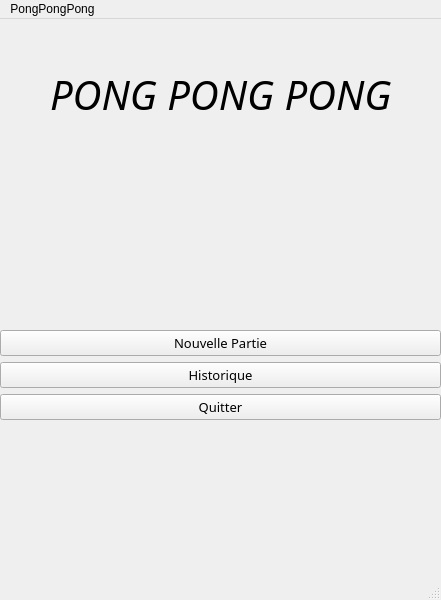
Old version of the form mainwindow.ui in the repository arcreane/c-pongpongpong.
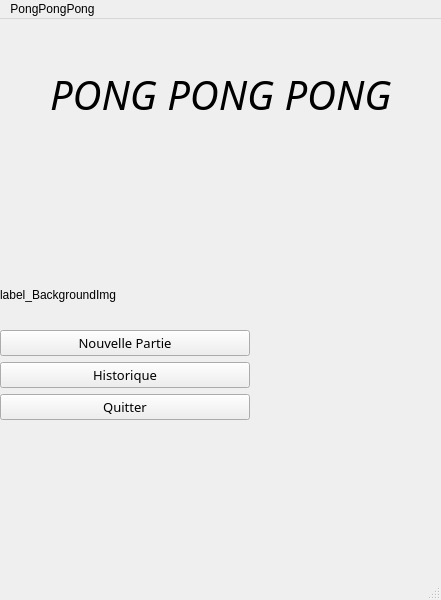
New version of the form.

Commit message: Added image background menu

```diff
--- a/mainwindow.ui
+++ b/mainwindow.ui
@@ -13,6 +13,9 @@
   <property name="windowTitle">
    <string>MainWindow</string>
   </property>
+  <property name="layoutDirection">
+   <enum>Qt::LeftToRight</enum>
+  </property>
   <widget class="QWidget" name="centralwidget">
    <widget class="QWidget" name="horizontalLayoutWidget">
     <property name="geometry">
@@ -90,20 +93,47 @@
       </spacer>
      </item>
      <item>
-      <widget class="QPushButton" name="pushButton">
+      <widget class="QPushButton" name="btn_newGame">
+       <property name="minimumSize">
+        <size>
+         <width>250</width>
+         <height>0</height>
+        </size>
+       </property>
+       <property name="maximumSize">
+        <size>
+         <width>250</width>
+         <height>16777215</height>
+        </size>
+       </property>
        <property name="font">
         <font>
          <family>Poppins</family>
          <pointsize>10</pointsize>
         </font>
        </property>
+       <property name="layoutDirection">
+        <enum>Qt::LeftToRight</enum>
+       </property>
        <property name="text">
         <string>Nouvelle Partie</string>
        </property>
       </widget>
      </item>
      <item>
-      <widget class="QPushButton" name="pushButton_6">
+      <widget class="QPushButton" name="btn_historic">
+       <property name="minimumSize">
+        <size>
+         <width>250</width>
+         <height>0</height>
+        </size>
+       </property>
+       <property name="maximumSize">
+        <size>
+         <width>250</width>
+         <height>16777215</height>
+        </size>
+       </property>
        <property name="font">
         <font>
          <family>Poppins</family>
@@ -116,7 +146,19 @@
       </widget>
      </item>
      <item>
-      <widget class="QPushButton" name="pushButton_5">
+      <widget class="QPushButton" name="btn_quit">
+       <property name="minimumSize">
+        <size>
+         <width>250</width>
+         <height>0</height>
+        </size>
+       </property>
+       <property name="maximumSize">
+        <size>
+         <width>250</width>
+         <height>16777215</height>
+        </size>
+       </property>
        <property name="font">
         <font>
          <family>Poppins</family>
@@ -143,6 +185,22 @@
      </item>
     </layout>
    </widget>
+   <widget class="QLabel" name="label_backgroundImg">
+    <property name="geometry">
+     <rect>
+      <x>0</x>
+      <y>0</y>
+      <width>441</width>
+      <height>551</height>
+     </rect>
+    </property>
+    <property name="text">
+     <string>label_BackgroundImg</string>
+    </property>
+   </widget>
+   <zorder>label_backgroundImg</zorder>
+   <zorder>horizontalLayoutWidget</zorder>
+   <zorder>verticalLayoutWidget</zorder>
   </widget>
   <widget class="QMenuBar" name="menubar">
    <property name="geometry">
```
Left out of the diff: 2 changed lines with no effect on the pictures. The commit also changes 2 other files.
